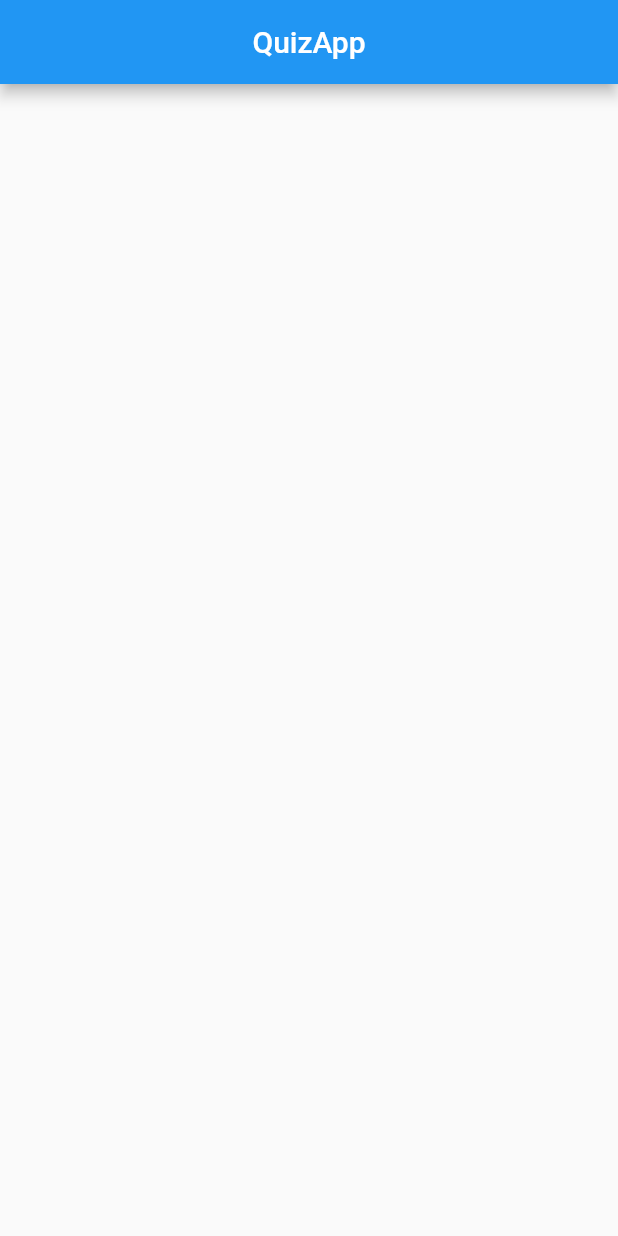
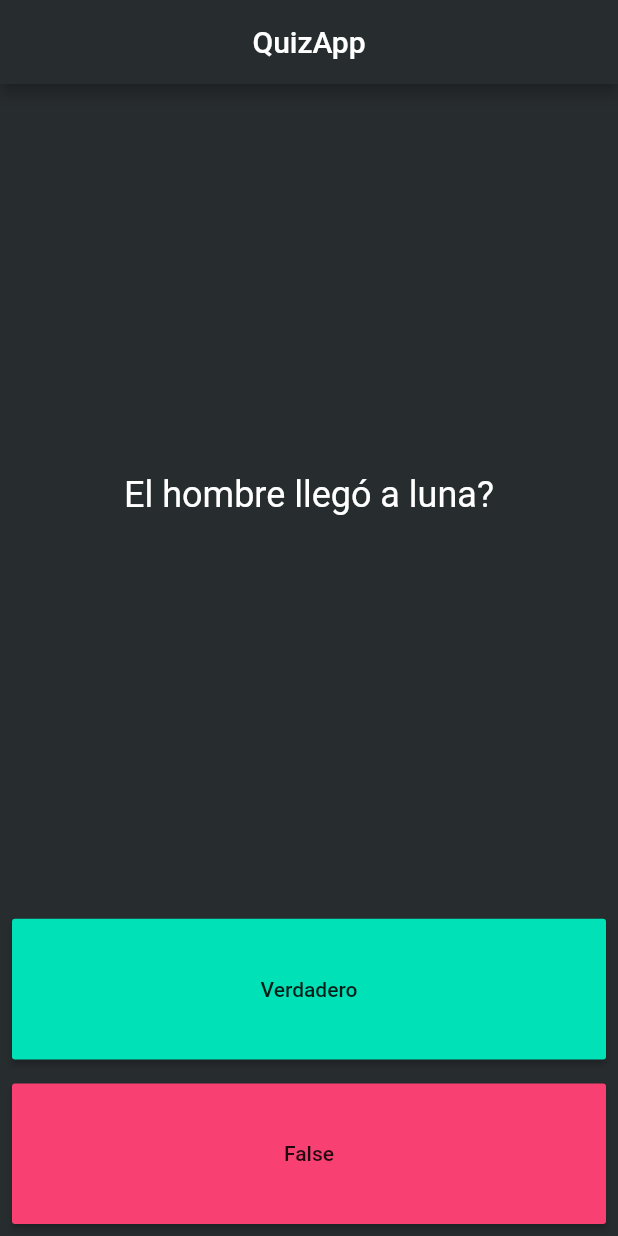
Before and after one commit to Jros88/flutter_codigo5_quiz, a Flutter app: the screen it shows after launch, on a phone screen of 412 x 824 dp. Run offline on Flutter 3.47's test engine with Material 2 defaults, Android fonts, the phone set to English and light mode, and no system bars.

Commit message:
segundo commit

```diff
--- a/lib/main.dart
+++ b/lib/main.dart
@@ -1,35 +1,111 @@
+import 'package:flutter/material.dart';
+import 'package:flutter_codigo5_quiz/quiz_brain.dart';
 
 
-import 'package:flutter/material.dart';
 
-void main(){
+void main() {
   runApp(MyApp());
 }
+
 class MyApp extends StatelessWidget {
-  const MyApp({ Key? key }) : super(key: key);
+  const MyApp({Key? key}) : super(key: key);
 
   @override
   Widget build(BuildContext context) {
     return MaterialApp(
       debugShowCheckedModeBanner: false,
       home: QuizPage(),
-
     );
   }
 }
 
+class QuizPage extends StatefulWidget {
+  @override
+  State<QuizPage> createState() => _QuizPageState();
+}
 
-class QuizPage extends StatelessWidget {
-  const QuizPage({ Key? key }) : super(key: key);
+class _QuizPageState extends State<QuizPage> {
+
+
+  QuizBrain matasquita = QuizBrain();
+
+  List<Icon> scoreKeeper = [];
 
   @override
   Widget build(BuildContext context) {
+
     return Scaffold(
+      backgroundColor: Color(0xff272C2F),
       appBar: AppBar(
-        title: Text('QuizApp'),
+        backgroundColor: Color(0xff272C2F),
+        title: const Text("QuizApp"),
         centerTitle: true,
       ),
+      body: Column(
+        crossAxisAlignment: CrossAxisAlignment.stretch,
+        children: [
+          Expanded(
+            flex: 5,
+            child: Center(
+              child: Text(
+                matasquita.getQuestionText(),
+                textAlign: TextAlign.center,
+                style: const TextStyle(
+                  fontSize: 24.0,
+                  color: Colors.white,
+                ),
+              ),
+            ),
+          ),
+          Expanded(
+            child: Padding(
+              padding: const EdgeInsets.all(8.0),
+              child: MaterialButton(
+                color: const Color(0xff00E1B7),
+                child: const Text("Verdadero"),
+                onPressed: () {
+                  bool correctAnswer = matasquita.getQuestionAnswer();
+                  if (correctAnswer == true) {
+                    scoreKeeper.add(
+                      Icon(
+                        Icons.check,
+                        color: Color(0xff00E1B7),
+                      ),
+                    );
+                  } else {
+                    scoreKeeper.add(
+                      Icon(
+                        Icons.close,
+                        color: Color(0xfff84073),
+                      ),
+                    );
+                  }
+                  matasquita.nextQuestion();
+                  setState(() {});
+                },
+              ),
+            ),
+          ),
+          Expanded(
+            child: Padding(
+              padding: const EdgeInsets.all(8.0),
+              child: MaterialButton(
+                color: const Color(0xfff84073),
+                child: const Text("False"),
+                onPressed: () {
 
+
+
+
+                },
+              ),
+            ),
+          ),
+          Row(
+            children: scoreKeeper,
+          ),
+        ],
+      ),
     );
   }
 }
--- /dev/null
+++ b/lib/quiz_brain.dart
@@ -0,0 +1,31 @@
+
+import 'package:flutter_codigo5_quiz/question.dart';
+
+class QuizBrain{
+
+  final List<Question> _questions = [
+    Question(questionText: "El hombre llegó a luna?", questionAnswer: true),
+    Question(questionText: "El mar es azul", questionAnswer: false),
+    Question(questionText: "Desayunaron?", questionAnswer: false),
+    Question(questionText: "Van a almorzar?", questionAnswer: true),
+    Question(questionText: "Hace frio?", questionAnswer: true),
+  ];
+
+  int _questionNumber = 0;
+
+  String getQuestionText(){
+    return _questions[_questionNumber].questionText;
+  }
+
+  bool getQuestionAnswer(){
+    return _questions[_questionNumber].questionAnswer;
+  }
+
+  void nextQuestion(){
+    if(_questionNumber < _questions.length - 1){
+      _questionNumber++;
+    }
+  }
+
+
+}
```
